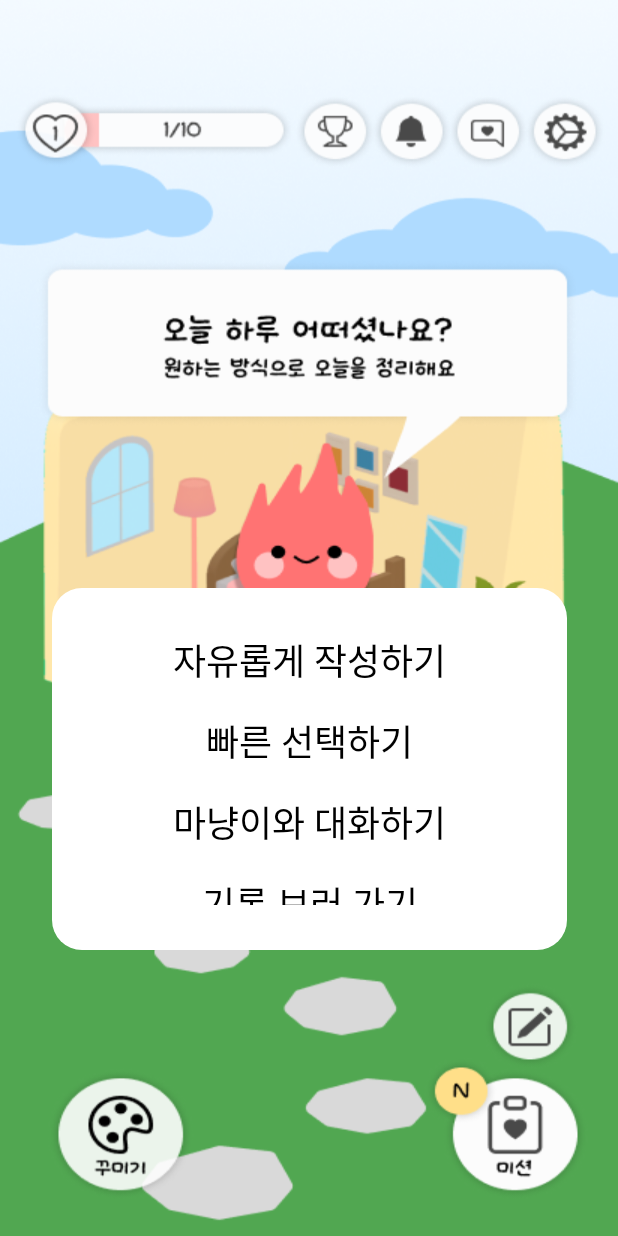
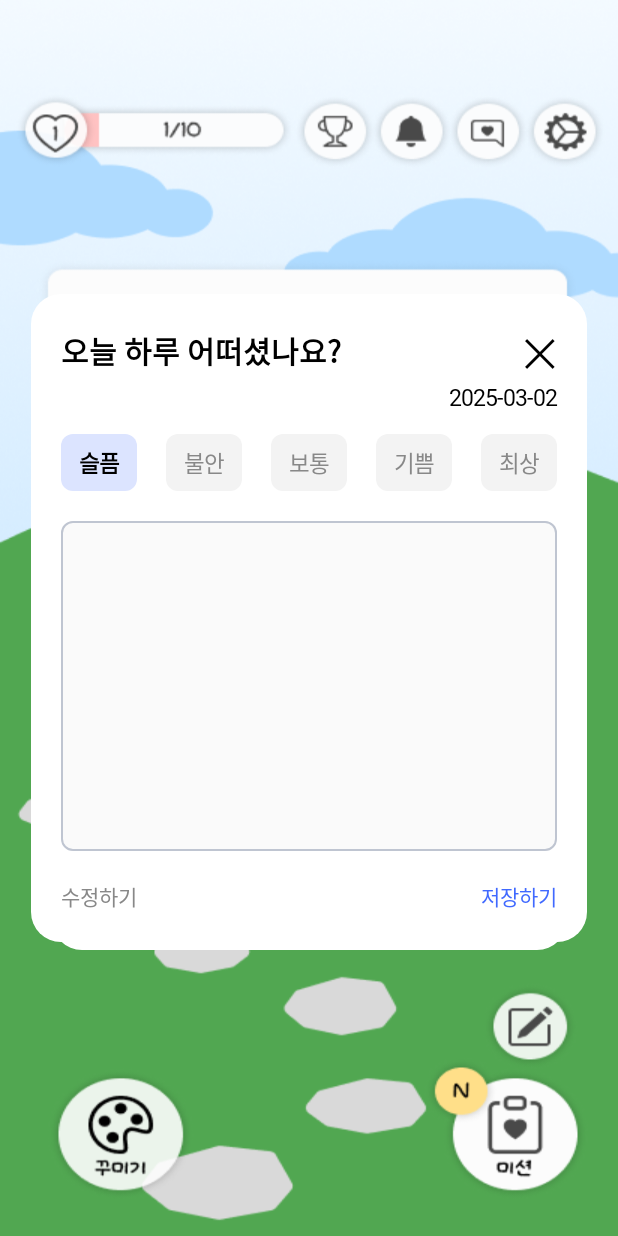
Before and after one commit to ICTmakerthon/manyang, an Android app built with Jetpack Compose: the screen it shows after launch (MainActivity), after a tap on "자유롭게 작성하기", on a phone screen of 412 x 824 dp. Run offline under Robolectric (Android 15) with nearby library versions, the phone set to English and light mode, and no system bars; Roboto replaces fonts that are not available here.

Commit message:
이동까지

```diff
--- a/app/src/main/java/com/example/ictmakerthon/presentation/MainActivity.kt
+++ b/app/src/main/java/com/example/ictmakerthon/presentation/MainActivity.kt
@@ -10,6 +10,7 @@ import androidx.navigation.compose.NavHost
 import androidx.navigation.compose.composable
 import androidx.navigation.compose.rememberNavController
 import com.example.ictmakerthon.presentation.pages.ChoosePage
+import com.example.ictmakerthon.presentation.pages.EmotionDiaryPage
 import com.example.ictmakerthon.presentation.pages.FeelingPage
 import com.example.ictmakerthon.ui.theme.ICTmakerthonTheme
 
@@ -42,5 +43,9 @@ fun AppNavigation() {
         composable("feeling") {
             FeelingPage(navController)
         }
+
+        composable("Dirary") {
+            EmotionDiaryPage(navController)
+        }
     }
 }
--- a/app/src/main/java/com/example/ictmakerthon/presentation/components/EmotionDiaryBox.kt
+++ b/app/src/main/java/com/example/ictmakerthon/presentation/components/EmotionDiaryBox.kt
@@ -32,13 +32,14 @@ import androidx.compose.ui.unit.sp
 
 @Composable
 fun EmotionDiaryBox(
+    modifier: Modifier = Modifier,
     onClose: () -> Unit = {},
     onSave: () -> Unit = {}
 ) {
     var diaryText by remember { mutableStateOf("") }
 
     Column(
-        modifier = Modifier
+        modifier = modifier
             .fillMaxWidth(0.90f)
             .wrapContentHeight()
             .background(Color.White, RoundedCornerShape(20.dp))
--- a/app/src/main/java/com/example/ictmakerthon/presentation/pages/ChoosePage.kt
+++ b/app/src/main/java/com/example/ictmakerthon/presentation/pages/ChoosePage.kt
@@ -1,21 +1,34 @@
 package com.example.ictmakerthon.presentation.pages
 
 import androidx.compose.foundation.Image
+import androidx.compose.foundation.background
+import androidx.compose.foundation.clickable
 import androidx.compose.foundation.layout.*
 import androidx.compose.runtime.Composable
+import androidx.compose.runtime.getValue
+import androidx.compose.runtime.mutableStateOf
+import androidx.compose.runtime.remember
+import androidx.compose.runtime.setValue
 import androidx.compose.ui.Alignment
 import androidx.compose.ui.Modifier
+import androidx.compose.ui.draw.alpha
+import androidx.compose.ui.graphics.Color
 import androidx.compose.ui.layout.ContentScale
 import androidx.compose.ui.unit.dp
 import androidx.navigation.NavController
 import com.example.ictmakerthon.R
 import androidx.compose.ui.res.painterResource
 import com.example.ictmakerthon.presentation.components.Choose
+import com.example.ictmakerthon.presentation.components.EmotionDiaryBox
+import com.example.ictmakerthon.presentation.components.MissionPopupBox
 
 @Composable
 fun ChoosePage(navController: NavController) {
+    var showDiary by remember { mutableStateOf(false) }
+    var showPopup by remember { mutableStateOf(false) }
     Box(
-        modifier = Modifier.fillMaxSize()
+        modifier = Modifier.fillMaxSize(),
+        contentAlignment = Alignment.Center
     ) {
         // 배경
         Image(
@@ -30,11 +43,50 @@ fun ChoosePage(navController: NavController) {
             modifier = Modifier
                 .align(Alignment.BottomCenter)
                 .offset(y = (-191).dp),
-            onFreeWrite = { /* TODO */ },
+            onFreeWrite = { showDiary = true },
             onFastSelect = { navController.navigate("feeling") },
             onChat = { /* TODO */ },
             onRecord = { /* TODO */ }
         )
 
+        if (showDiary) {
+            // 반투명 배경
+            Box(
+                modifier = Modifier
+                    .fillMaxSize()
+                    .clickable { showDiary = false },    // 바깥 클릭 시 닫힘
+                contentAlignment = Alignment.Center
+            ) {
+                EmotionDiaryBox(
+                    onClose = { showDiary = false },
+                    onSave = { showDiary = false }
+                )
+            }
+        }
+
+        Box(
+            modifier = Modifier
+                .size(150.dp)
+                .align(Alignment.BottomEnd)
+                .padding(20.dp)
+                .alpha(0f)                // 완전 투명
+                .clickable { showPopup = true }
+        )
+
+        // 🔹 Mission Popup
+        if (showPopup) {
+            Box(
+                modifier = Modifier
+                    .fillMaxSize()
+                    .background(Color(0x88000000))
+                    .clickable { showPopup = false },
+                contentAlignment = Alignment.Center
+            ) {
+                MissionPopupBox(
+                    onClose = { showPopup = false }
+                )
+            }
+        }
+
     }
 }
```
Also changed, not shown: app/src/main/java/com/example/ictmakerthon/presentation/pages/EmotionDiaryPage.kt (added, +38 -0 lines).
